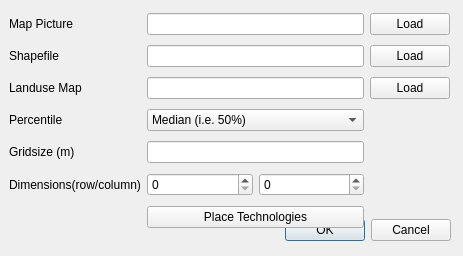
The window that src/p8microclimate_gui.ui (iut-ibk/P8Modules) describes before a commit, drawn with Qt 5.
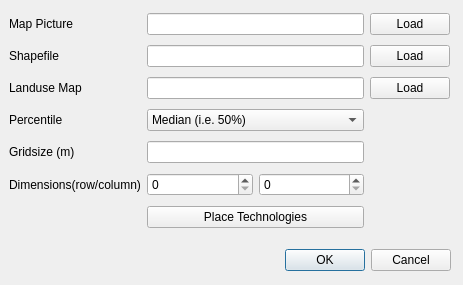
The same window after the commit.

Commit message: added map pic loading buttons again

Diff of the .ui file:
```diff
--- a/src/p8microclimate_gui.ui
+++ b/src/p8microclimate_gui.ui
@@ -7,7 +7,7 @@
     <x>0</x>
     <y>0</y>
     <width>463</width>
-    <height>256</height>
+    <height>285</height>
    </rect>
   </property>
   <property name="windowTitle">
@@ -17,7 +17,7 @@
    <property name="geometry">
     <rect>
      <x>230</x>
-     <y>210</y>
+     <y>240</y>
      <width>221</width>
      <height>41</height>
     </rect>
```
The commit also changes 1 other file.
